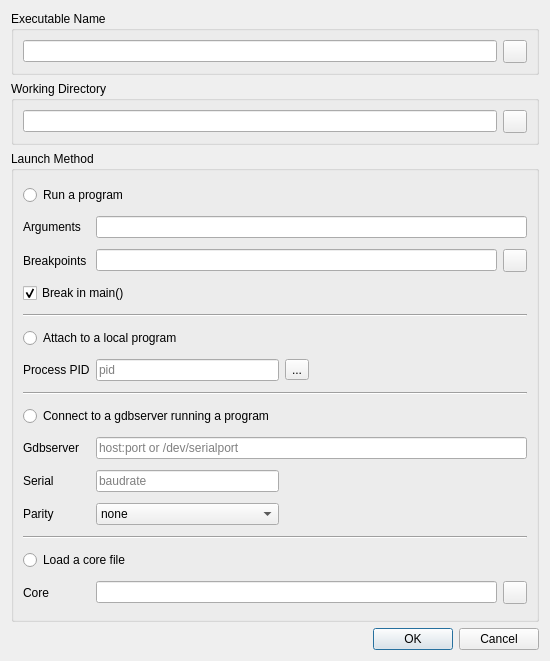
Before: the Qt Designer form BaseDebug/SeerDebugDialog.ui in LiNY2-01/SeeDataStructure, drawn with Qt 5.
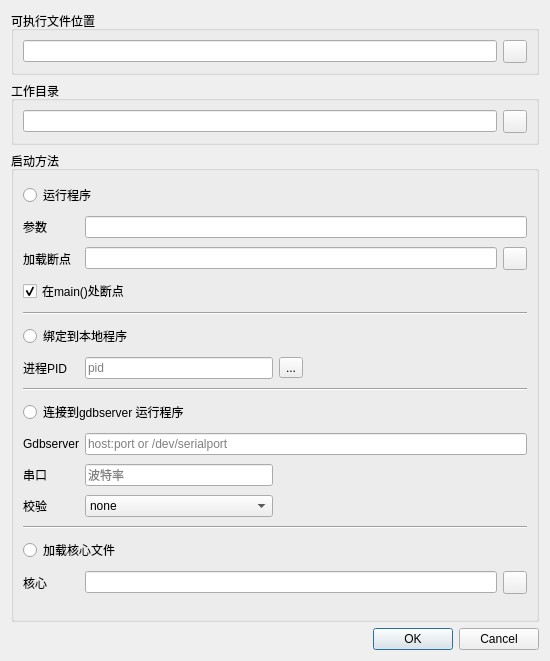
After: the same form once the commit is applied. Icons and pictures are not drawn.

The edit to the form file:
```diff
--- a/BaseDebug/SeerDebugDialog.ui
+++ b/BaseDebug/SeerDebugDialog.ui
@@ -17,7 +17,7 @@
    <item row="0" column="0">
     <widget class="QGroupBox" name="executableNameGroupBox">
      <property name="title">
-      <string>Executable Name</string>
+      <string>可执行文件位置</string>
      </property>
      <property name="alignment">
       <set>Qt::AlignLeading|Qt::AlignLeft|Qt::AlignTop</set>
@@ -84,7 +84,7 @@
       </sizepolicy>
      </property>
      <property name="title">
-      <string>Launch Method</string>
+      <string>启动方法</string>
      </property>
      <layout class="QHBoxLayout" name="horizontalLayout">
       <item>
@@ -108,7 +108,7 @@
         <item row="10" column="0">
          <widget class="QLabel" name="connectProgramSerialLabel">
           <property name="text">
-           <string>Serial</string>
+           <string>串口</string>
           </property>
          </widget>
         </item>
@@ -131,7 +131,7 @@
         <item row="6" column="0">
          <widget class="QLabel" name="attachProgramPidLabel">
           <property name="text">
-           <string>Process PID</string>
+           <string>进程PID</string>
           </property>
          </widget>
         </item>
@@ -177,7 +177,7 @@
            <string>Attach to an already running program.</string>
           </property>
           <property name="text">
-           <string>Attach to a local program</string>
+           <string>绑定到本地程序</string>
           </property>
          </widget>
         </item>
@@ -187,7 +187,7 @@
            <string>Load a core file to debug.</string>
           </property>
           <property name="text">
-           <string>Load a core file</string>
+           <string>加载核心文件</string>
           </property>
          </widget>
         </item>
@@ -197,7 +197,7 @@
            <string>Set a breakpoint in main() before running program.</string>
           </property>
           <property name="text">
-           <string>Break in main()</string>
+           <string>在main()处断点</string>
           </property>
           <property name="checked">
            <bool>true</bool>
@@ -239,7 +239,7 @@
         <item row="1" column="0">
          <widget class="QLabel" name="runProgramArgumentsLabel">
           <property name="text">
-           <string>Arguments</string>
+           <string>参数</string>
           </property>
          </widget>
         </item>
@@ -258,7 +258,7 @@
            <string>999999</string>
           </property>
           <property name="placeholderText">
-           <string>baudrate</string>
+           <string>波特率</string>
           </property>
           <property name="clearButtonEnabled">
            <bool>true</bool>
@@ -268,14 +268,14 @@
         <item row="2" column="0">
          <widget class="QLabel" name="loadBreakpointsFilenameLabel">
           <property name="text">
-           <string>Breakpoints</string>
+           <string>加载断点</string>
           </property>
          </widget>
         </item>
         <item row="11" column="0">
          <widget class="QLabel" name="connectProgramParityLabel">
           <property name="text">
-           <string>Parity</string>
+           <string>校验</string>
           </property>
          </widget>
         </item>
@@ -301,7 +301,7 @@
            <string>Run the program.</string>
           </property>
           <property name="text">
-           <string>Run a program</string>
+           <string>运行程序</string>
           </property>
          </widget>
         </item>
@@ -318,7 +318,7 @@
         <item row="14" column="0">
          <widget class="QLabel" name="loadCoreFilenameLabel">
           <property name="text">
-           <string>Core</string>
+           <string>核心</string>
           </property>
          </widget>
         </item>
@@ -328,7 +328,7 @@
            <string>Connect to an already running program started with gdbserver.</string>
           </property>
           <property name="text">
-           <string>Connect to a gdbserver running a program</string>
+           <string>连接到gdbserver 运行程序</string>
           </property>
          </widget>
         </item>
@@ -448,7 +448,7 @@
       <string/>
      </property>
      <property name="title">
-      <string>Working Directory</string>
+      <string>工作目录</string>
      </property>
      <property name="alignment">
       <set>Qt::AlignLeading|Qt::AlignLeft|Qt::AlignTop</set>
```
